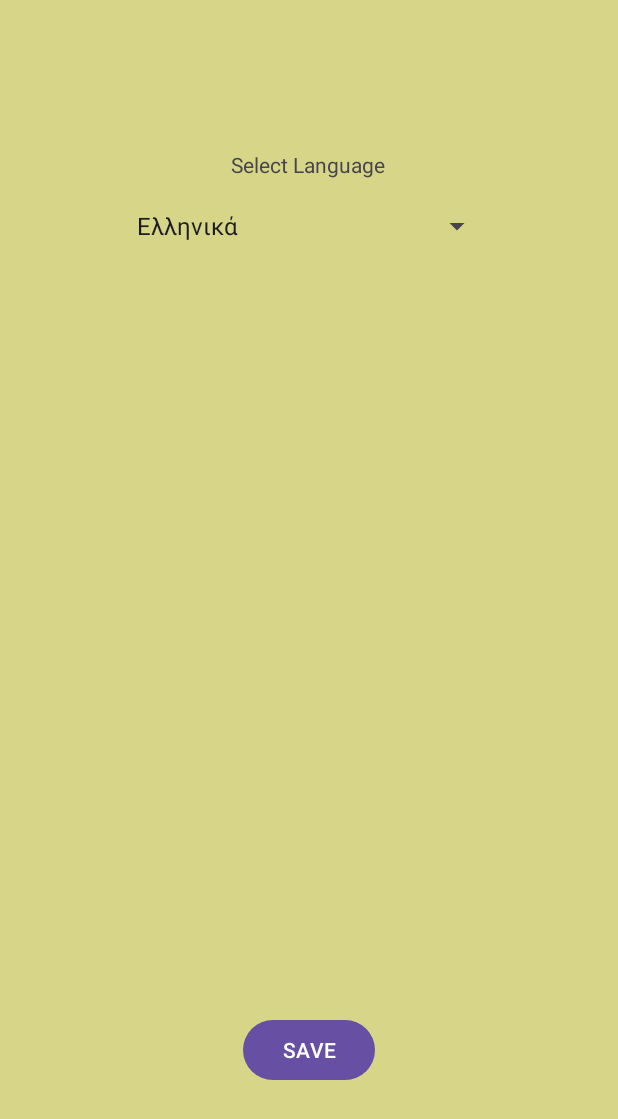
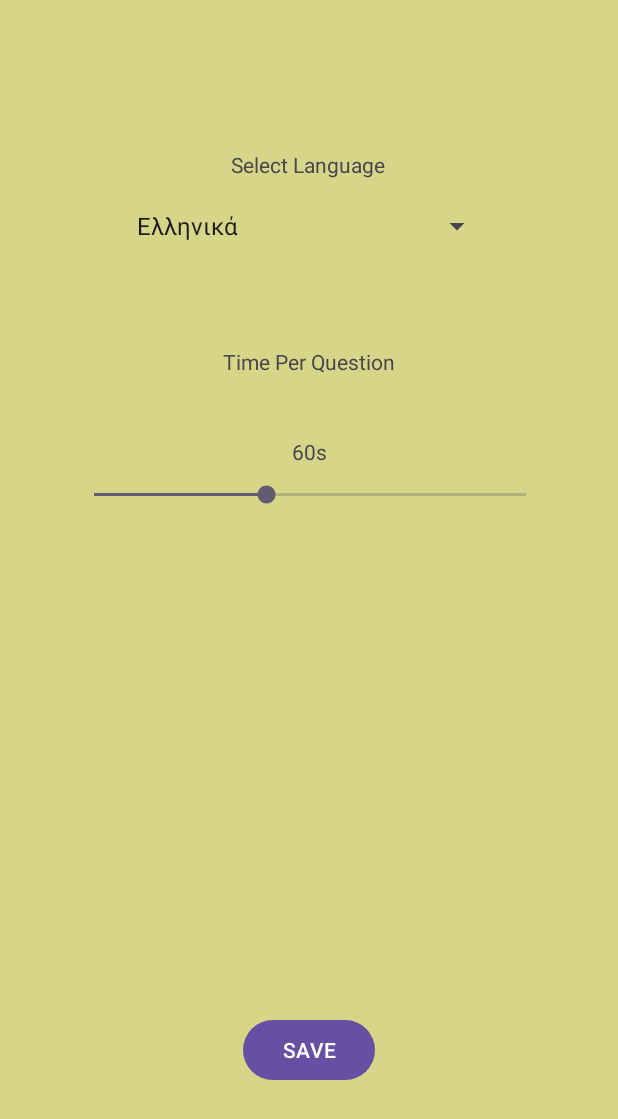
Before and after one commit to anestistsio/QuizApp, an Android app: the screen it shows after launch (Settings), after a tap on an icon or button, on a phone screen of 412 x 824 dp. Shown: the top 1119 px of the screen. Run offline under Robolectric (Android 15) with nearby library versions, the phone set to English and light mode, and no system bars.

Commit message:
time in seconds seek bar and general optimization

```diff
--- a/app/src/main/java/com/uop/quizapp/MainActivity.java
+++ b/app/src/main/java/com/uop/quizapp/MainActivity.java
@@ -45,7 +45,7 @@ public class MainActivity extends AppCompatActivity{
     private Bitmap team1bitmap,team2bitmap,bitmap;
     private ImageView team1_iv,team2_iv;
     private ImageButton team1_im,team2_im;
-    private int id;
+    private int id , timeInSeconds = 60;
     @Override
     protected void onCreate(Bundle savedInstanceState) {
         super.onCreate(savedInstanceState);
@@ -73,12 +73,13 @@ public class MainActivity extends AppCompatActivity{
         // here we check if language is greek and we change the hints from team1/2_et
         language = getIntent().getStringExtra("selected_language");
         if (language != null && language.equals("Ελληνικά")) {
+            //getting the time in seconds
+            timeInSeconds = getIntent().getExtras().getInt("timeInSeconds");
             team1_et.setHint("Όνομα Ομάδας 1");
             team2_et.setHint("Όνομα Ομάδας 2");
         }
     }
         public void select_category(View view) {
-            //initialize click sound
             final MediaPlayer click_sound = MediaPlayer.create(this,R.raw.click_sound);
                 //Check if both team names entered
             if (TextUtils.isEmpty(team1_et.getText()) || TextUtils.isEmpty(team2_et.getText())){
@@ -108,6 +109,9 @@ public class MainActivity extends AppCompatActivity{
                     intent.putExtra("team2GeographyCorrectAnswers", team2GeographyCorrectAnswers);
                     intent.putExtra("team1GeneralCorrectAnswers", team1GeneralCorrectAnswers);
                     intent.putExtra("team2GeneralCorrectAnswers", team2GeneralCorrectAnswers);
+                    //pass the time in seconds
+                    intent.putExtra("timeInSeconds",timeInSeconds);
+
 
                     //passing the images of the teams to SelectedCategory.class
                     if (team1bitmap != null){
@@ -210,6 +214,8 @@ public class MainActivity extends AppCompatActivity{
     }
     //this method goes to Settings activity
     public void settings(View view){
+        final MediaPlayer click_sound = MediaPlayer.create(this,R.raw.click_sound);
+        click_sound.start();
         Intent intent = new Intent(MainActivity.this,Settings.class);
         startActivity(intent);
     }
--- a/app/src/main/java/com/uop/quizapp/Settings.java
+++ b/app/src/main/java/com/uop/quizapp/Settings.java
@@ -3,36 +3,62 @@ package com.uop.quizapp;
 import androidx.appcompat.app.AppCompatActivity;
 
 import android.content.Intent;
+import android.media.MediaPlayer;
 import android.os.Bundle;
 import android.view.View;
 import android.widget.ArrayAdapter;
+import android.widget.SeekBar;
 import android.widget.Spinner;
+import android.widget.TextView;
 
 public class Settings extends AppCompatActivity {
 
-    Spinner language_sp;
-    String [] languages = new String[]{"Ελληνικά","English"};
+    private Spinner language_sp;
+    private String [] languages = new String[]{"Ελληνικά","English"};
+    private SeekBar TimePerQuestion_sb;
+    private TextView TimeInSeconds_tv;
+    private int timeInSeconds = 60;
 
     @Override
     protected void onCreate(Bundle savedInstanceState) {
         super.onCreate(savedInstanceState);
         setContentView(R.layout.activity_settings);
-        initializing();
 
-
-    }
-
-    private void initializing(){
         language_sp = findViewById(R.id.language_sp);
         ArrayAdapter<CharSequence> language_adapter = new ArrayAdapter<>(this, android.R.layout.simple_spinner_item,languages);
         language_sp.setAdapter(language_adapter);
+        TimePerQuestion_sb = findViewById(R.id.TimePerQuestion_sb);
+        TimeInSeconds_tv = findViewById(R.id.TimeInSeconds_tv);
+        TimeInSeconds_tv.setText(String.valueOf(timeInSeconds) + "s");
+
+        //seekBar listener
+        TimePerQuestion_sb.setOnSeekBarChangeListener(new SeekBar.OnSeekBarChangeListener() {
+            @Override
+            public void onProgressChanged(SeekBar seekBar, int progress, boolean fromUser) {
+                timeInSeconds = 20 + progress;
+                TimeInSeconds_tv.setText(String.valueOf(timeInSeconds) + "s");
+
+            }
+
+            @Override
+            public void onStartTrackingTouch(SeekBar seekBar) {
+
+            }
+
+            @Override
+            public void onStopTrackingTouch(SeekBar seekBar) {
+
+            }
+        });
+
     }
-
-
     public void save(View view) {
+        final MediaPlayer click_sound = MediaPlayer.create(this,R.raw.click_sound);
+        click_sound.start();
         String language = language_sp.getSelectedItem().toString();
         Intent intent = new Intent(Settings.this, MainActivity.class);
         intent.putExtra("selected_language", language);
+        intent.putExtra("timeInSeconds",timeInSeconds);
         startActivity(intent);
         finish();
     }
--- a/app/src/main/res/layout/activity_settings.xml
+++ b/app/src/main/res/layout/activity_settings.xml
@@ -30,7 +30,7 @@
         app:layout_constraintTop_toTopOf="parent" />
 
     <Button
-        android:id="@+id/button"
+        android:id="@+id/save_button"
         android:layout_width="wrap_content"
         android:layout_height="wrap_content"
         android:layout_marginBottom="100dp"
@@ -40,4 +40,34 @@
         app:layout_constraintEnd_toEndOf="parent"
         app:layout_constraintStart_toStartOf="parent" />
 
+    <TextView
+        android:id="@+id/TimePerQuestion_tv"
+        android:layout_width="wrap_content"
+        android:layout_height="wrap_content"
+        android:layout_marginTop="60dp"
+        android:text="Time Per Question"
+        app:layout_constraintEnd_toEndOf="parent"
+        app:layout_constraintStart_toStartOf="parent"
+        app:layout_constraintTop_toBottomOf="@+id/language_sp" />
+
+    <SeekBar
+        android:id="@+id/TimePerQuestion_sb"
+        android:layout_width="320dp"
+        android:layout_height="39dp"
+        android:layout_marginTop="60dp"
+        android:max="100"
+        android:progress="40"
+        app:layout_constraintEnd_toEndOf="parent"
+        app:layout_constraintHorizontal_bias="0.508"
+        app:layout_constraintStart_toStartOf="parent"
+        app:layout_constraintTop_toBottomOf="@+id/TimePerQuestion_tv" />
+
+    <TextView
+        android:id="@+id/TimeInSeconds_tv"
+        android:layout_width="wrap_content"
+        android:layout_height="wrap_content"
+        app:layout_constraintBottom_toTopOf="@+id/TimePerQuestion_sb"
+        app:layout_constraintEnd_toEndOf="parent"
+        app:layout_constraintStart_toStartOf="parent" />
+
 </androidx.constraintlayout.widget.ConstraintLayout>
```
Also changed, not shown: app/src/main/java/com/uop/quizapp/MainGame.java (+14 -10 lines), app/src/main/java/com/uop/quizapp/SelectCategory.java (+6 -1 lines).
